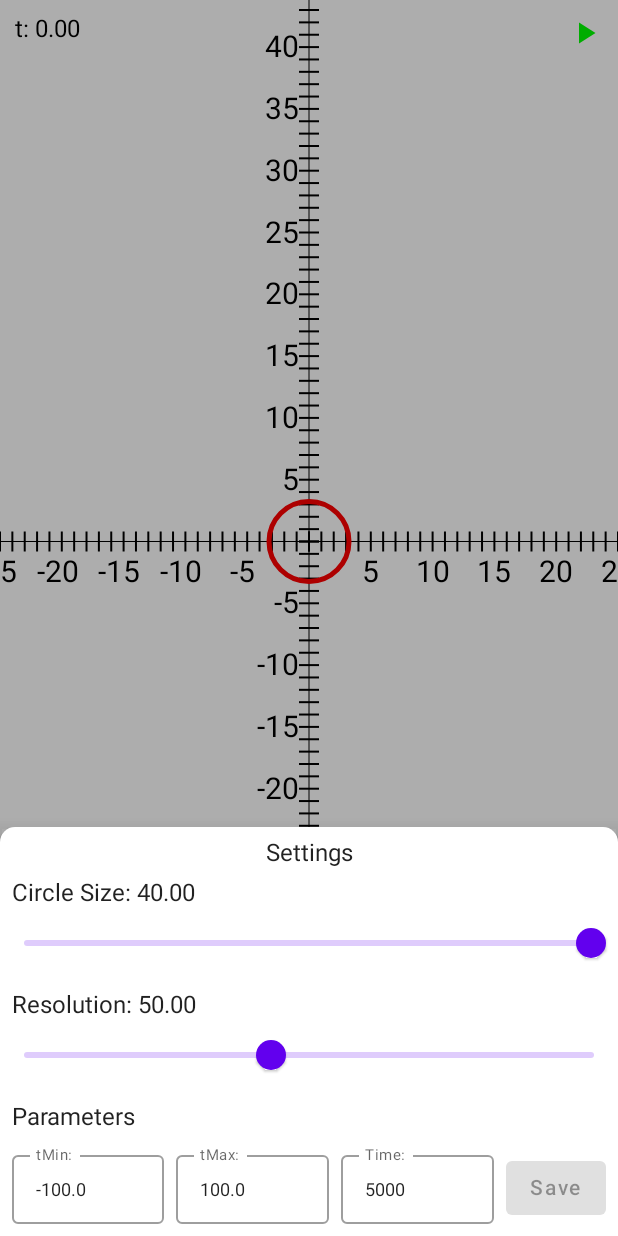
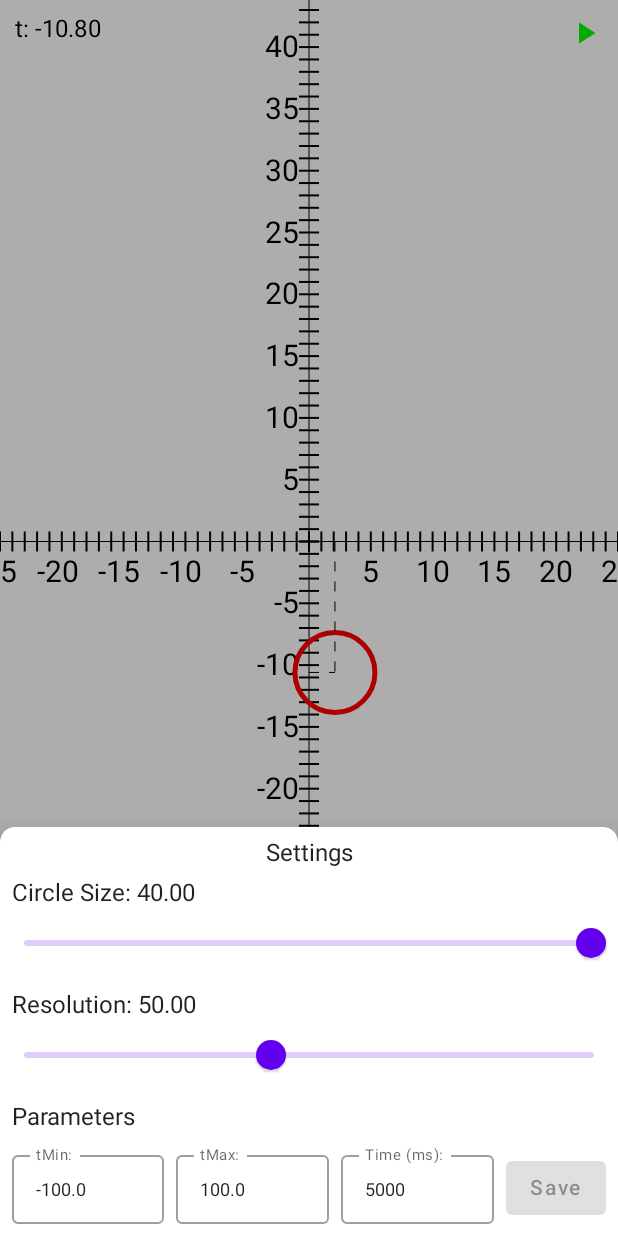
Before and after one commit to aldajo92/AndroidKt_XYParametricEquations, an Android app built with Jetpack Compose: the screen it shows after launch (MainActivity), after a tap on "Settings", on a phone screen of 412 x 824 dp. Run offline under Robolectric (Android 15) with nearby library versions, the phone set to English and light mode, and no system bars; our stand-ins replace Dagger/Hilt's generated code; 2 statements that could not run were skipped; 2 other taps on this screen came first.

Commit message:
added minor fixes

```diff
--- a/app/src/main/java/com/aldajo92/xyparametricequations/MainActivity.kt
+++ b/app/src/main/java/com/aldajo92/xyparametricequations/MainActivity.kt
@@ -232,6 +232,6 @@ fun BoxScope.TopContent(
             .clickable { playButtonClicked() },
         painter = painterResource(if (isRunning) R.drawable.ic_stop else R.drawable.ic_play_arrow),
         tint = Color.Green,
-        contentDescription = "Back"
+        contentDescription = (if (isRunning) "Stop" else "Play")
     )
 }
--- a/app/src/main/java/com/aldajo92/xyparametricequations/ui/SettingsBottomSheet.kt
+++ b/app/src/main/java/com/aldajo92/xyparametricequations/ui/SettingsBottomSheet.kt
@@ -136,7 +136,7 @@ fun Activity.showSettingsBottomSheet(
                             }
                             InputNumberField(
                                 modifier = Modifier.weight(1f),
-                                textTitle = "Time:",
+                                textTitle = "Time (ms):",
                                 textValue = timeDurationValueField.value,
                                 showError = timeDurationValueField.showError,
                                 errorMessage = timeDurationValueField.errorMessage,
```
